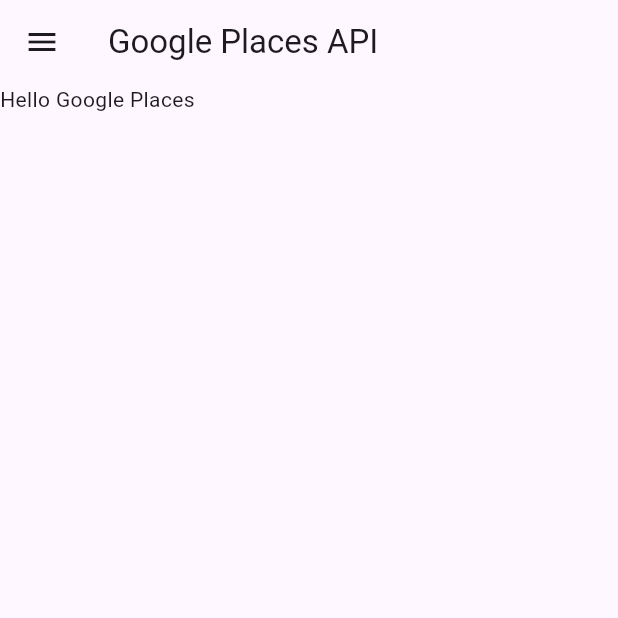
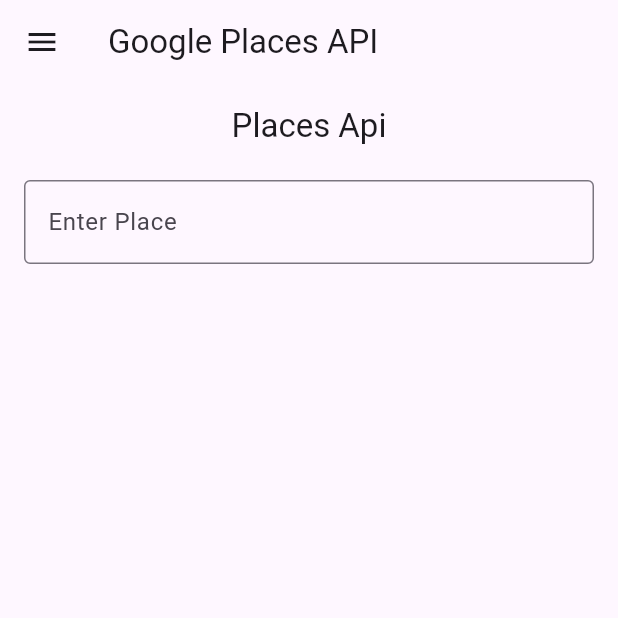
Before and after one commit to JonatanMorales26/flutter_app_exercises, a Flutter app: the screen it shows after launch, on a phone screen of 412 x 824 dp, the top half of it. Run offline on Flutter 3.47's test engine with Material 3 defaults, Android fonts, the light colour scheme and no system bars; our stand-ins replace dio, flutter_dotenv, google_maps_flutter, location.

Commit message:
✔ Enhancement: Google Places Project Addition

```diff
--- a/flutter_excersice/lib/main.dart
+++ b/flutter_excersice/lib/main.dart
@@ -1,9 +1,12 @@
 import 'package:flutter/material.dart';
+import 'package:flutter_dotenv/flutter_dotenv.dart';
+import 'package:flutter_excersice/providers/place_provider.dart';
 import 'package:flutter_excersice/providers/ui_provider.dart';
 import 'package:flutter_excersice/screens/home_screen.dart';
 import 'package:provider/provider.dart';
 
-void main() {
+void main() async {
+  await dotenv.load(fileName: '.env');
   runApp(const MyApp());
 }
 
@@ -15,7 +18,8 @@
   Widget build(BuildContext context) {
     return MultiProvider(
         providers: [
-          ChangeNotifierProvider(create: (_) => UiProvider())
+          ChangeNotifierProvider(create: (_) => UiProvider()),
+          ChangeNotifierProvider(create: (_) => PlaceProvider())
         ],
         child: MaterialApp(
           title: 'Flutter Demo',
--- /dev/null
+++ b/flutter_excersice/lib/models/map_model.dart
@@ -0,0 +1,15 @@
+class MapModel {
+  final String placeId;
+  final String description;
+
+  MapModel({required this.placeId, required this.description});
+
+  Map<String, dynamic> toJson() {
+    return {'place_id': placeId, 'description': description};
+  }
+
+  factory MapModel.fromJson(Map<String, dynamic> json) {
+    return MapModel(
+        placeId: json['place_id'], description: json['description']);
+  }
+}
--- /dev/null
+++ b/flutter_excersice/lib/models/place_model.dart
@@ -0,0 +1,41 @@
+import 'dart:convert';
+
+import 'package:flutter_excersice/models/display_name_model.dart';
+import 'package:flutter_excersice/models/location_model.dart';
+
+class PlaceModel {
+  final String id;
+  final String formattedAddress;
+  final LocationModel location;
+  final String googleMapsUri;
+  final DisplayName displayName;
+
+  PlaceModel({
+    required this.id,
+    required this.formattedAddress,
+    required this.location,
+    required this.googleMapsUri,
+    required this.displayName,
+  });
+
+  factory PlaceModel.fromRawJson(String str) =>
+      PlaceModel.fromJson(json.decode(str));
+
+  String toRawJson() => json.encode(toJson());
+
+  factory PlaceModel.fromJson(Map<String, dynamic> json) => PlaceModel(
+        id: json["id"],
+        formattedAddress: json["formattedAddress"],
+        location: LocationModel.fromJson(json["location"]),
+        googleMapsUri: json["googleMapsUri"],
+        displayName: DisplayName.fromJson(json["displayName"]),
+      );
+
+  Map<String, dynamic> toJson() => {
+        "id": id,
+        "formattedAddress": formattedAddress,
+        "location": location.toJson(),
+        "googleMapsUri": googleMapsUri,
+        "displayName": displayName.toJson(),
+      };
+}
--- /dev/null
+++ b/flutter_excersice/lib/providers/place_provider.dart
@@ -0,0 +1,30 @@
+import 'package:flutter/material.dart';
+import 'package:flutter_excersice/models/map_model.dart';
+import 'package:flutter_excersice/models/place_model.dart';
+import 'package:flutter_excersice/utils/location.dart';
+import 'package:flutter_excersice/utils/place_api.dart';
+import 'package:location/location.dart';
+
+class PlaceProvider extends ChangeNotifier {
+  PlaceApi places = PlaceApi();
+  List<MapModel> locations = [];
+  LocationData? currentLocation;
+  PlaceModel? placeModel;
+
+  void fetchSuggestions(String input, String lang, LocationData locationData) async {
+    placeModel = null;
+    locations = await places.fetchMapModel(input, locationData);
+    notifyListeners();
+  }
+
+  void fetchPlaceById(String placeId) async {
+    placeModel = await places.fetchPlaceModel(placeId);
+    notifyListeners();
+  }
+
+  void getCurrentLocation() async {
+    currentLocation = await getCurrentLocationDevice();
+    notifyListeners();
+  }
+
+}
--- a/flutter_excersice/lib/screens/google_places_screen.dart
+++ b/flutter_excersice/lib/screens/google_places_screen.dart
@@ -1,9 +1,102 @@
 import 'package:flutter/material.dart';
+import 'package:flutter_excersice/models/place_model.dart';
+import 'package:flutter_excersice/providers/place_provider.dart';
+import 'package:google_maps_flutter/google_maps_flutter.dart';
+import 'package:provider/provider.dart';
 
 class GooglePlacesScreen extends StatelessWidget {
+  final TextEditingController placeController = TextEditingController();
+
   @override
   Widget build(BuildContext context) {
-    return Text('Hello Google Places');
+    PlaceProvider placeProvider = Provider.of<PlaceProvider>(context);
+    final place = placeProvider.placeModel;
+    final currentLocation = placeProvider.currentLocation;
+    if (currentLocation == null) {
+      placeProvider.getCurrentLocation();
+    }
+    final viewMap = place == null
+        ? LocationsView(placeProvider: placeProvider)
+        : MapView(placeModel: place);
+    return Scaffold(
+      appBar: AppBar(title: const Text('Places Api'), centerTitle: true),
+      body: Padding(
+        padding: const EdgeInsets.symmetric(vertical: 8, horizontal: 16),
+        child: Column(
+          children: [
+            TextField(
+              controller: placeController,
+              decoration: const InputDecoration(
+                border: OutlineInputBorder(),
+                labelText: 'Enter Place',
+              ),
+              onChanged: (input) {
+                if (currentLocation != null) {
+                  placeProvider.fetchSuggestions(input, 'es', currentLocation);
+                }
+              },
+            ),
+            const SizedBox(height: 8),
+            viewMap
+          ],
+        ),
+      ),
+    );
   }
+}
 
+class MapView extends StatelessWidget {
+  final PlaceModel placeModel;
+
+  const MapView({super.key, required this.placeModel});
+
+  @override
+  Widget build(BuildContext context) {
+    final marker = Marker(
+      markerId: MarkerId(placeModel.displayName.text),
+      position:
+          LatLng(placeModel.location.latitude, placeModel.location.longitude),
+      infoWindow: InfoWindow(
+        title: placeModel.displayName.text,
+        snippet: placeModel.formattedAddress,
+      ),
+    );
+    return Expanded(
+      child: GoogleMap(
+          initialCameraPosition: CameraPosition(
+            target: LatLng(
+                placeModel.location.latitude, placeModel.location.longitude),
+            zoom: 15.0,
+          ),
+          markers: {marker}),
+    );
+  }
 }
+
+class LocationsView extends StatelessWidget {
+  const LocationsView({super.key, required this.placeProvider});
+
+  final PlaceProvider placeProvider;
+
+  @override
+  Widget build(BuildContext context) {
+    final locations = placeProvider.locations;
+    return Expanded(
+      child: ListView.builder(
+          itemCount: locations.length,
+          itemBuilder: (context, index) {
+            return InkWell(
+              onTap: () {
+                placeProvider.fetchPlaceById(locations[index].placeId);
+              },
+              child: ListTile(
+                leading: const Icon(Icons.place),
+                trailing: const Icon(Icons.arrow_forward_ios),
+                title: Text(locations[index].description),
+                subtitle: Text(locations[index].placeId),
+              ),
+            );
+          }),
+    );
+  }
+}
--- a/flutter_excersice/pubspec.yaml
+++ b/flutter_excersice/pubspec.yaml
@@ -67,8 +67,8 @@
   uses-material-design: true
 
   # To add assets to your application, add an assets section, like this:
-  # assets:
-  #   - images/a_dot_burr.jpeg
+  assets:
+    - ./.env
   #   - images/a_dot_ham.jpeg
 
   # An image asset can refer to one or more resolution-specific "variants", see
```
Also changed, not shown: flutter_excersice/lib/models/display_name_model.dart (added, +26 -0 lines), flutter_excersice/lib/models/location_model.dart (added, +25 -0 lines), flutter_excersice/lib/utils/location.dart (added, +28 -0 lines), flutter_excersice/lib/utils/place_api.dart (added, +94 -0 lines), 7 other files.
